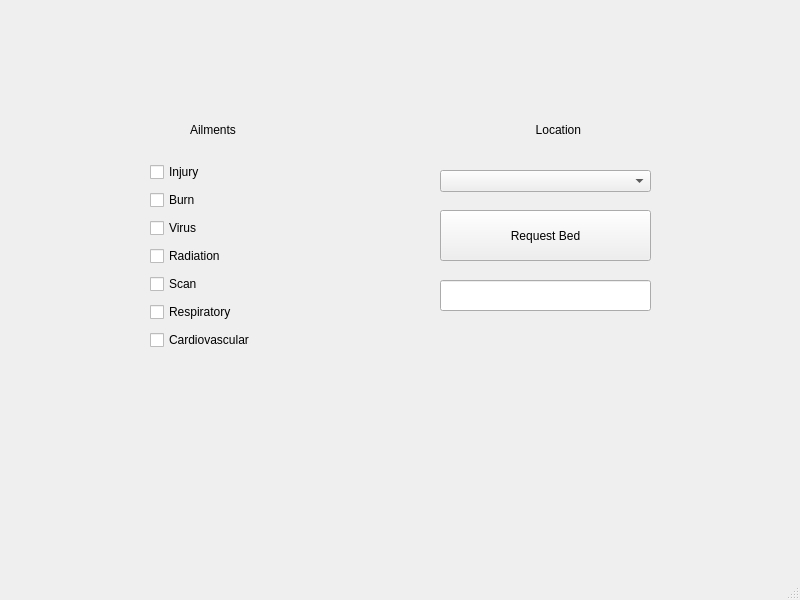
Above: doctorwindow.ui from braeden-muller/hospitalBeds before the change. Below: the same form after it.
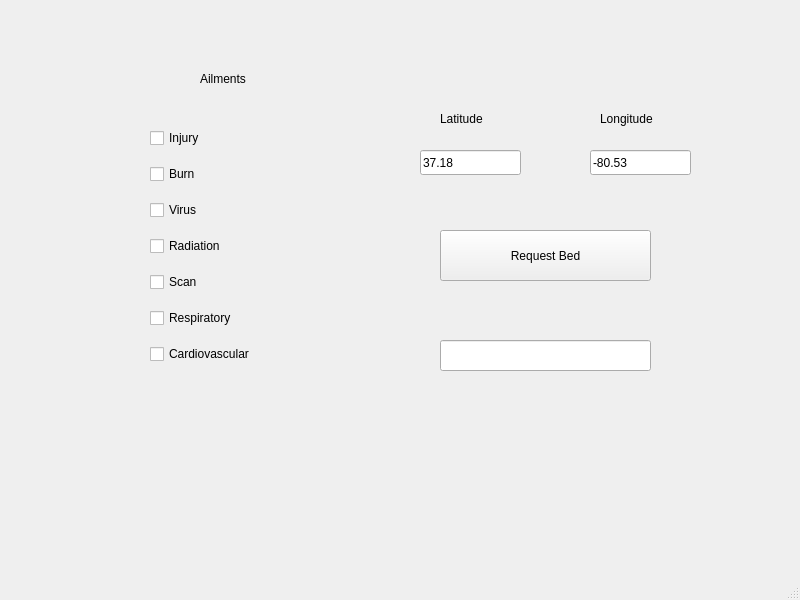
That is the form after the change.

Commit message: Added Patient DS, and updated doctorwindow

What changed in the file:
```diff
--- a/doctorwindow.ui
+++ b/doctorwindow.ui
@@ -21,7 +21,7 @@
     <property name="geometry">
      <rect>
       <x>440</x>
-      <y>210</y>
+      <y>230</y>
       <width>211</width>
       <height>51</height>
      </rect>
@@ -34,7 +34,7 @@
     <property name="geometry">
      <rect>
       <x>440</x>
-      <y>280</y>
+      <y>340</y>
       <width>211</width>
       <height>31</height>
      </rect>
@@ -43,26 +43,13 @@
      <bool>true</bool>
     </property>
    </widget>
-   <widget class="QComboBox" name="locationSelector">
-    <property name="geometry">
-     <rect>
-      <x>440</x>
-      <y>170</y>
-      <width>211</width>
-      <height>22</height>
-     </rect>
-    </property>
-    <property name="editable">
-     <bool>false</bool>
-    </property>
-   </widget>
    <widget class="QWidget" name="verticalLayoutWidget">
     <property name="geometry">
      <rect>
       <x>150</x>
-      <y>160</y>
+      <y>118</y>
       <width>160</width>
-      <height>199</height>
+      <height>261</height>
      </rect>
     </property>
     <layout class="QVBoxLayout" name="verticalLayout">
@@ -117,37 +104,70 @@
      </item>
     </layout>
    </widget>
-   <widget class="QWidget" name="horizontalLayoutWidget">
+   <widget class="QLabel" name="ailmentLabel">
     <property name="geometry">
      <rect>
-      <x>190</x>
-      <y>109</y>
-      <width>391</width>
-      <height>41</height>
+      <x>200</x>
+      <y>70</y>
+      <width>67</width>
+      <height>17</height>
      </rect>
     </property>
-    <layout class="QHBoxLayout" name="horizontalLayout">
-     <item>
-      <widget class="QLabel" name="ailmentLabel">
-       <property name="text">
-        <string>Ailments</string>
-       </property>
-      </widget>
-     </item>
-     <item>
-      <widget class="QLabel" name="locationLabel">
-       <property name="layoutDirection">
-        <enum>Qt::RightToLeft</enum>
-       </property>
-       <property name="text">
-        <string>Location</string>
-       </property>
-       <property name="alignment">
-        <set>Qt::AlignRight|Qt::AlignTrailing|Qt::AlignVCenter</set>
-       </property>
-      </widget>
-     </item>
-    </layout>
+    <property name="text">
+     <string>Ailments</string>
+    </property>
+   </widget>
+   <widget class="QLabel" name="latitudeLabel">
+    <property name="geometry">
+     <rect>
+      <x>440</x>
+      <y>110</y>
+      <width>67</width>
+      <height>17</height>
+     </rect>
+    </property>
+    <property name="text">
+     <string>Latitude</string>
+    </property>
+   </widget>
+   <widget class="QLabel" name="longitudeLabel">
+    <property name="geometry">
+     <rect>
+      <x>600</x>
+      <y>110</y>
+      <width>71</width>
+      <height>17</height>
+     </rect>
+    </property>
+    <property name="text">
+     <string>Longitude</string>
+    </property>
+   </widget>
+   <widget class="QLineEdit" name="latitudeLineEdit">
+    <property name="geometry">
+     <rect>
+      <x>420</x>
+      <y>150</y>
+      <width>101</width>
+      <height>25</height>
+     </rect>
+    </property>
+    <property name="text">
+     <string>37.18</string>
+    </property>
+   </widget>
+   <widget class="QLineEdit" name="longitudeLineEdit">
+    <property name="geometry">
+     <rect>
+      <x>590</x>
+      <y>150</y>
+      <width>101</width>
+      <height>25</height>
+     </rect>
+    </property>
+    <property name="text">
+     <string>-80.53</string>
+    </property>
    </widget>
   </widget>
   <widget class="QMenuBar" name="menubar">
```
The commit also changes 5 other files.
